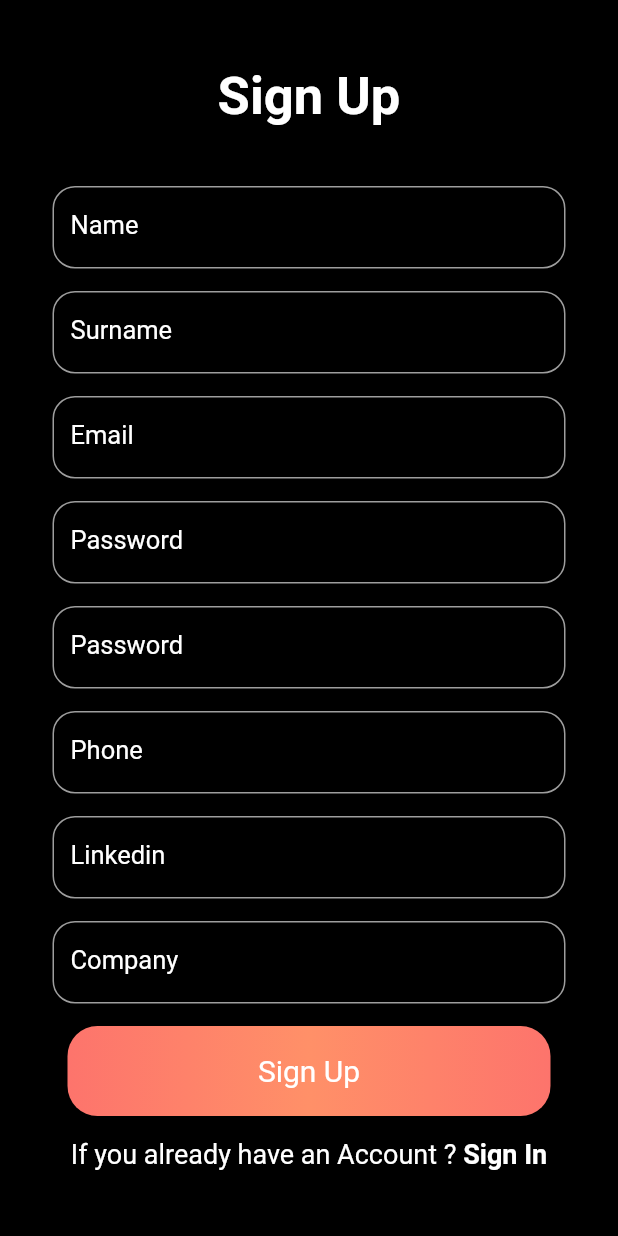
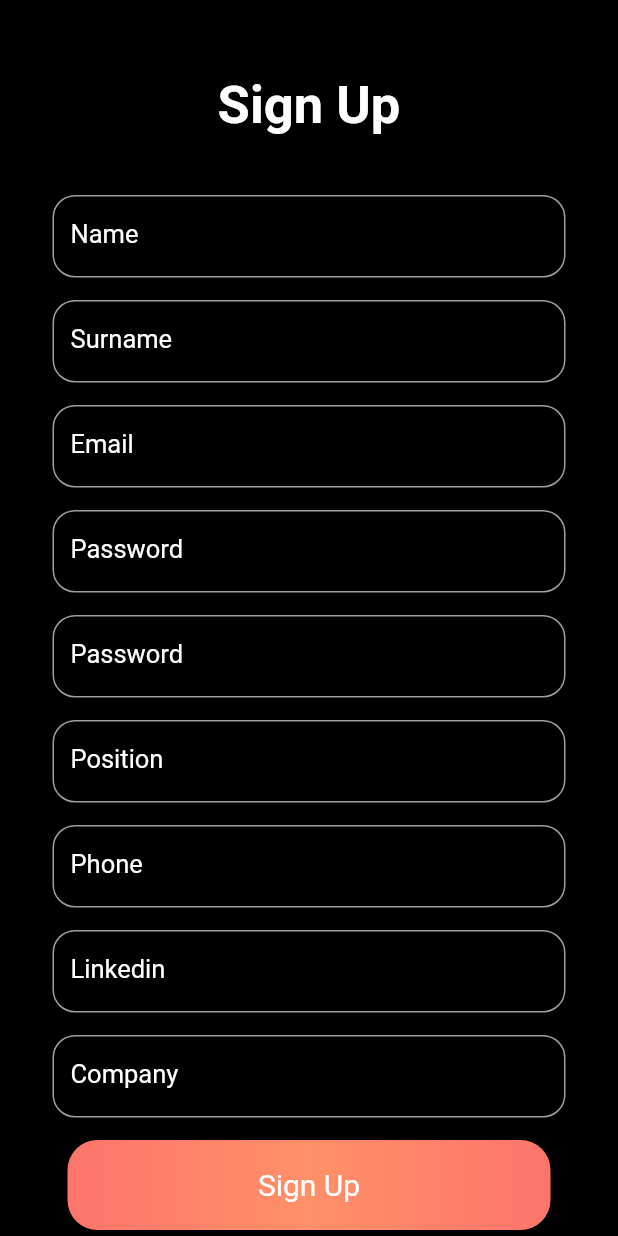
Before and after one commit to karacaemre/business_wallet, a Flutter app: the AuthScreen screen opened by its route, after a tap on "Sign Up", on a phone screen of 412 x 824 dp. Run offline on Flutter 3.47's test engine with Material 2 defaults, Android fonts, the phone set to English and light mode, and no system bars; our stand-ins replace flutter_secure_storage, flutter_slidable, font_awesome_flutter, qr_flutter, table_calendar; missing offline and left inert: qr_code_scanner; accounts and stored records are empty; network calls fail.

Commit message:
added new field "position" to user

```diff
--- a/lib/controller/auth.dart
+++ b/lib/controller/auth.dart
@@ -49,12 +49,13 @@ class Auth extends ChangeNotifier {
   }
 
   Future<Error?> register(String name, surname, email, password,
-      {phone, linkedin, company}) async {
+      {position, phone, linkedin, company}) async {
     var result = await remote.register(<String, dynamic>{
       "name": name,
       "surname": surname,
       "email": email,
       "password": password,
+      "position": position,
       "phone": phone,
       "linkedin": linkedin,
       "company": company
--- a/lib/model/user.dart
+++ b/lib/model/user.dart
@@ -5,18 +5,20 @@ class User {
   String name;
   String surname;
   String phone;
+  String? position;
   String? email;
   String? linkedin;
   String? company;
   List<int>? contacts;
 
   User(this.name, this.surname, this.phone,
-      {email, linkedin, company, pastEvents, contacts});
+      {position, email, linkedin, company, pastEvents, contacts});
 
   User.fromJson(Map<String, dynamic> json)
       : id = json["ID"],
         name = json['name'],
         surname = json['surname'],
+        position = json['position'],
         phone = json['phone'],
         email = json['email'],
         linkedin = json['linkedin'],
@@ -27,6 +29,7 @@ class User {
         "ID": id,
         "name": name,
         "surname": surname,
+        "position": position,
         "phone": phone,
         "email": email,
         "linkedin": linkedin,
--- a/lib/screens/auth.dart
+++ b/lib/screens/auth.dart
@@ -123,16 +123,18 @@ class _AuthScreenState extends State<AuthScreen> {
     final TextEditingController _surnameController = TextEditingController();
     final TextEditingController _passwordAgainController =
         TextEditingController();
+    final TextEditingController _positionController = TextEditingController();
     final TextEditingController _phoneController = TextEditingController();
     final TextEditingController _linkedinController = TextEditingController();
     final TextEditingController _companyController = TextEditingController();
 
     return Scaffold(
-      body: SingleChildScrollView(
-        child: Container(
-          width: MediaQuery.of(context).size.width,
-          height: MediaQuery.of(context).size.height,
-          color: Colors.black,
+      body: Container(
+        width: MediaQuery.of(context).size.width,
+        height: MediaQuery.of(context).size.height,
+        color: Colors.black,
+        child: SingleChildScrollView(
+          padding: const EdgeInsets.symmetric(vertical: 50),
           child: Column(
             mainAxisAlignment: MainAxisAlignment.center,
             children: [
@@ -167,6 +169,10 @@ class _AuthScreenState extends State<AuthScreen> {
               const SizedBox(
                 height: 15,
               ),
+              textItem("Position", _positionController, false),
+              const SizedBox(
+                height: 15,
+              ),
               textItem("Phone", _phoneController, false),
               const SizedBox(
                 height: 15,
@@ -187,6 +193,7 @@ class _AuthScreenState extends State<AuthScreen> {
                       _surnameController.text,
                       _emailController.text,
                       _passwordController.text,
+                      position: _positionController.text,
                       phone: _phoneController.text,
                       linkedin: _linkedinController.text,
                       company: _companyController.text,
--- a/lib/screens/profile.dart
+++ b/lib/screens/profile.dart
@@ -45,7 +45,7 @@ class _ProfileState extends State<Profile> {
                   height: 5,
                 ),
                 Text(
-                  'Job Title',
+                  Remote.user.position ?? "",
                   style: TextStyle(
                     color: Colors.grey.shade400,
                   ),
@@ -224,8 +224,7 @@ class _ProfileState extends State<Profile> {
                         Expanded(
                             flex: 1,
                             child: Icon(FontAwesomeIcons.linkedinIn,
-                                  color: Colors.blue.shade400, size: 16.0)
-                          ),
+                                color: Colors.blue.shade400, size: 16.0)),
                         Expanded(
                           flex: 5,
                           child: Column(
```
Lines whose indentation alone changed are shown as unchanged.
